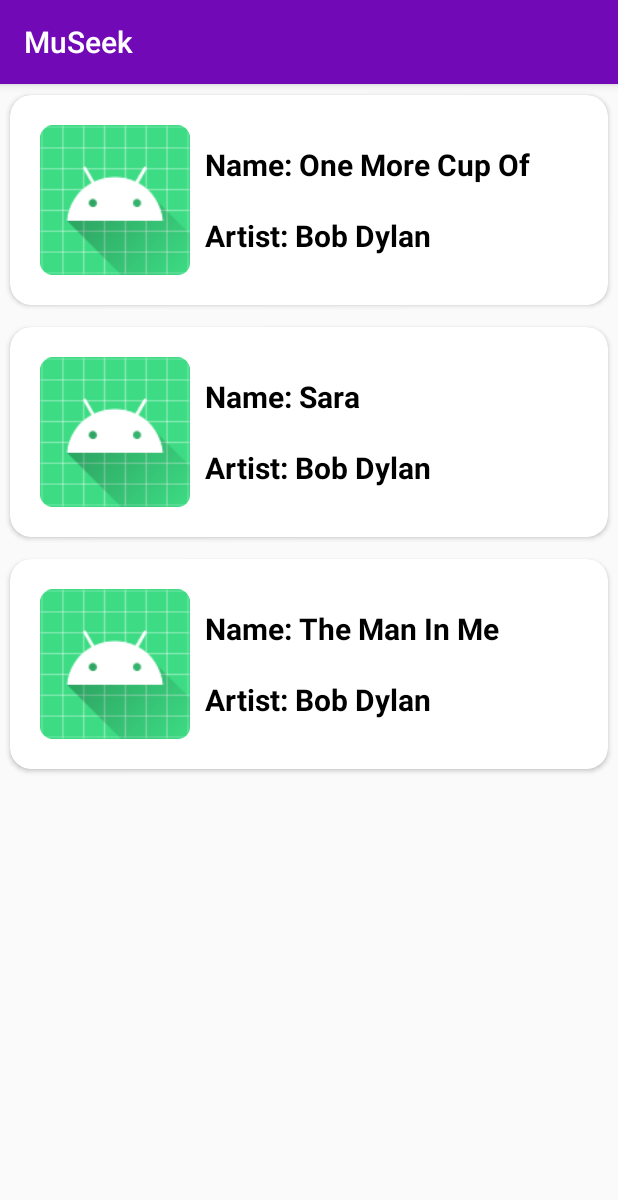
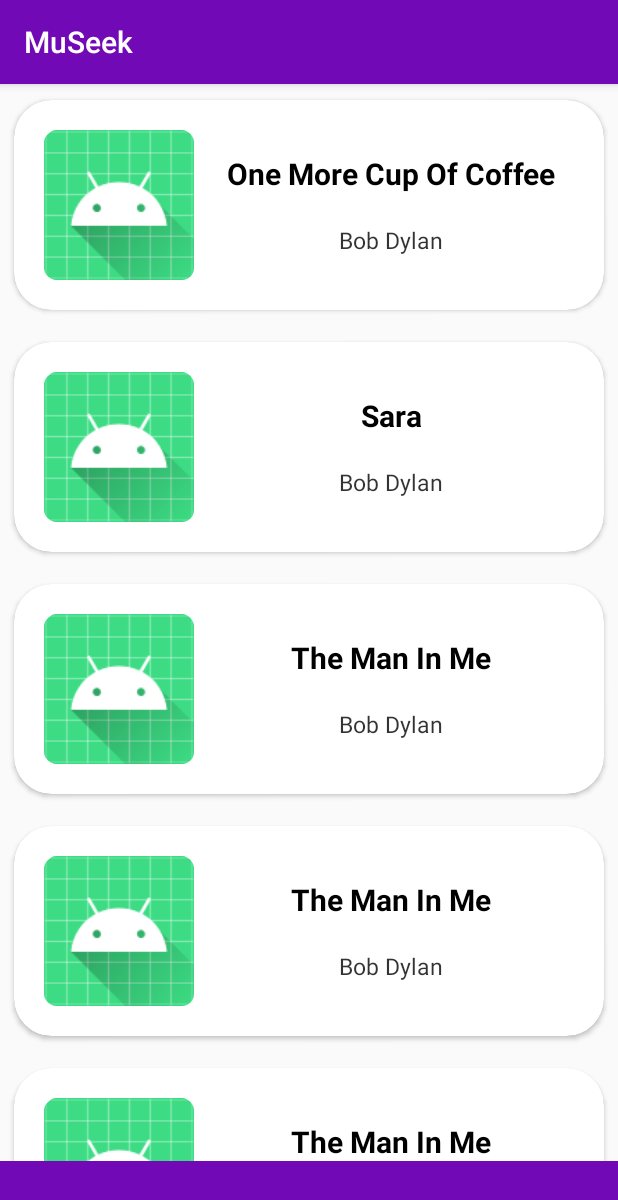
Before and after one commit to DrSteinmetz/MuSeek, an Android app: the screen it shows after launch (MainActivity), on a phone screen of 412 x 824 dp. Shown: the top 1200 px of the screen. Run offline under Robolectric (Android 15) with nearby library versions, the phone set to English and light mode, and no system bars; pictures from the network do not load.

```diff
--- a/app/src/main/java/com/example/museseek/MainActivity.java
+++ b/app/src/main/java/com/example/museseek/MainActivity.java
@@ -1,14 +1,15 @@
 package com.example.museseek;
+
+import android.content.Intent;
+import android.content.SharedPreferences;
+import android.os.Bundle;
+import android.view.View;
 
 import androidx.annotation.NonNull;
 import androidx.appcompat.app.AppCompatActivity;
 import androidx.recyclerview.widget.ItemTouchHelper;
 import androidx.recyclerview.widget.LinearLayoutManager;
 import androidx.recyclerview.widget.RecyclerView;
-
-import android.content.SharedPreferences;
-import android.os.Bundle;
-import android.view.View;
 
 import java.io.FileInputStream;
 import java.io.FileNotFoundException;
@@ -44,6 +45,11 @@ public class MainActivity extends AppCompatActivity {
         songAdapter.setListener(new SongAdapter.SongListener() {
             @Override
             public void onSongClicked(int position, View view) {
+                Intent intent = new Intent(MainActivity.this, SongPageActivity.class);
+                intent.putExtra("photo_url", songs.get(position).getmPhotoPath());
+                intent.putExtra("name", songs.get(position).getmName());
+                intent.putExtra("artist", songs.get(position).getmArtist());
+                startActivity(intent);
             }
 
             @Override
@@ -51,12 +57,21 @@ public class MainActivity extends AppCompatActivity {
             }
         });
 
-        ItemTouchHelper.SimpleCallback callback = new ItemTouchHelper.SimpleCallback(0,
-                ItemTouchHelper.LEFT|ItemTouchHelper.RIGHT) {
+        ItemTouchHelper.SimpleCallback callback = new ItemTouchHelper.SimpleCallback(
+                ItemTouchHelper.UP | ItemTouchHelper.DOWN,
+                ItemTouchHelper.LEFT | ItemTouchHelper.RIGHT) {
             @Override
             public boolean onMove(@NonNull RecyclerView recyclerView,
                                   @NonNull RecyclerView.ViewHolder viewHolder,
                                   @NonNull RecyclerView.ViewHolder target) {
+                final int from = viewHolder.getAdapterPosition();
+                final int to = target.getAdapterPosition();
+
+                Song song = songs.remove(from);
+                songs.add(to, song);
+
+                songAdapter.notifyItemMoved(from, to);
+
                 return false;
             }
 
@@ -64,6 +79,7 @@ public class MainActivity extends AppCompatActivity {
             public void onSwiped(@NonNull RecyclerView.ViewHolder viewHolder, int direction) {
                 if (direction == ItemTouchHelper.RIGHT) {
                     //TODO: Action on right swipe
+                    songAdapter.notifyItemChanged(viewHolder.getAdapterPosition());
                 } else if (direction == ItemTouchHelper.LEFT) {
                     songs.remove(viewHolder.getAdapterPosition());
                     songAdapter.notifyItemRemoved(viewHolder.getAdapterPosition());
@@ -95,11 +111,29 @@ public class MainActivity extends AppCompatActivity {
                     "https://i.ytimg.com/vi/94jPU2gc1E0/maxresdefault.jpg");
             song_2.setIsPhotoFromURL(true);
 
+            Song song_3 = new Song("The Man In Me", "Bob Dylan",
+                    "http://www.syntax.org.il/xtra/bob2.mp3",
+                    "https://i.ytimg.com/vi/94jPU2gc1E0/maxresdefault.jpg");
+            song_2.setIsPhotoFromURL(true);
+            Song song_4 = new Song("The Man In Me", "Bob Dylan",
+                    "http://www.syntax.org.il/xtra/bob2.mp3",
+                    "https://i.ytimg.com/vi/94jPU2gc1E0/maxresdefault.jpg");
+            song_2.setIsPhotoFromURL(true);
+            Song song_5 = new Song("The Man In Me", "Bob Dylan",
+                    "http://www.syntax.org.il/xtra/bob2.mp3",
+                    "https://i.ytimg.com/vi/94jPU2gc1E0/maxresdefault.jpg");
+            song_2.setIsPhotoFromURL(true);
+
             songs.add(song_0);
             songs.add(song_1);
             songs.add(song_2);
+            songs.add(song_3);
+            songs.add(song_4);
+            songs.add(song_5);
 
             mSharedPreferences.edit().putBoolean("is_first_use", false).commit();
+
+            saveSongsToFile(); //Remove to onPause when done developing!!!!!!!!
         } else {
             readSongsFromFile();
         }
@@ -131,8 +165,8 @@ public class MainActivity extends AppCompatActivity {
 
     @Override
     protected void onPause() {
+        super.onPause();
+
         saveSongsToFile();
-
-        super.onPause();
     }
 }
--- a/app/src/main/res/layout/activity_main.xml
+++ b/app/src/main/res/layout/activity_main.xml
@@ -9,6 +9,16 @@
     <androidx.recyclerview.widget.RecyclerView
         android:id="@+id/recycler_view_layout"
         android:layout_width="match_parent"
-        android:layout_height="match_parent"/>
+        android:layout_height="match_parent"
+        android:layout_above="@id/control_bar"/>
+
+    <RelativeLayout
+        android:id="@+id/control_bar"
+        android:layout_width="match_parent"
+        android:layout_height="50dp"
+        android:background="@color/colorPrimary"
+        android:layout_alignParentBottom="true">
+
+    </RelativeLayout>
 
 </RelativeLayout>
--- a/app/src/main/res/layout/song_cell_layout.xml
+++ b/app/src/main/res/layout/song_cell_layout.xml
@@ -6,7 +6,7 @@
     app:cardUseCompatPadding="true"
     app:contentPadding="10dp"
     android:elevation="10dp"
-    app:cardCornerRadius="14dp">
+    app:cardCornerRadius="25dp">
 
     <RelativeLayout
         android:layout_width="match_parent"
@@ -20,12 +20,15 @@
             android:layout_gravity="start"/>
 
         <LinearLayout
-            android:layout_width="wrap_content"
+            android:layout_width="match_parent"
             android:layout_height="wrap_content"
             android:orientation="vertical"
             android:layout_toEndOf="@id/photo_iv"
-            android:layout_margin="10dp"
-            android:layout_centerVertical="true">
+            android:layout_marginVertical="10dp"
+            android:layout_marginStart="20dp"
+            android:layout_marginEnd="10dp"
+            android:layout_centerVertical="true"
+            android:gravity="center">
 
             <TextView
                 android:id="@+id/name_tv"
@@ -33,7 +36,7 @@
                 android:layout_height="wrap_content"
                 android:layout_marginBottom="20dp"
                 android:lines="1"
-                android:text="Name: "
+                android:text=""
                 android:textSize="20sp"
                 android:textColor="@color/colorPrimaryDark"
                 android:textStyle="bold"
@@ -44,11 +47,11 @@
                 android:layout_width="wrap_content"
                 android:layout_height="wrap_content"
                 android:lines="1"
-                android:text="Artist: "
-                android:textSize="20sp"
+                android:text=""
+                android:textSize="15sp"
                 android:textColor="@color/colorPrimaryDark"
-                android:textStyle="bold"
-                android:textAllCaps="false"/>
+                android:textAllCaps="false"
+                android:alpha="0.8"/>
 
         </LinearLayout>
 
```
Also changed, not shown: app/src/main/AndroidManifest.xml (+7 -3 lines), app/src/main/java/com/example/museseek/SongPageActivity.java (added, +40 -0 lines), app/src/main/res/layout/activity_song_page.xml (added, +46 -0 lines).
